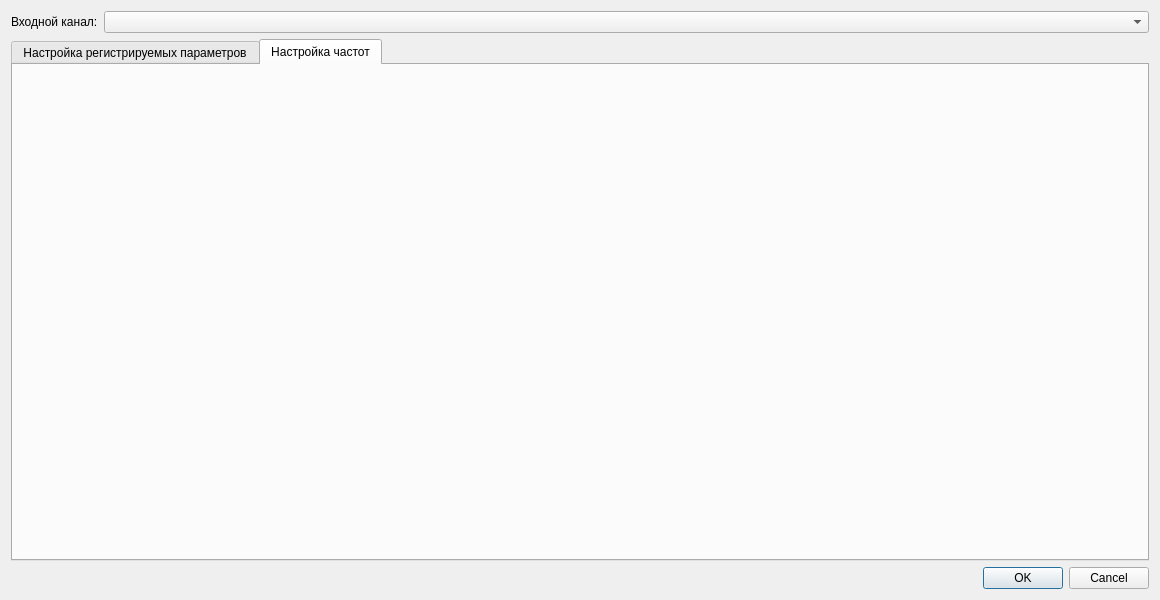
This is FormsModels/formconfparamsdevice.ui in usazankov/AnalyzerBoardInformation as Qt 5 draws it before an edit. The edited form follows.
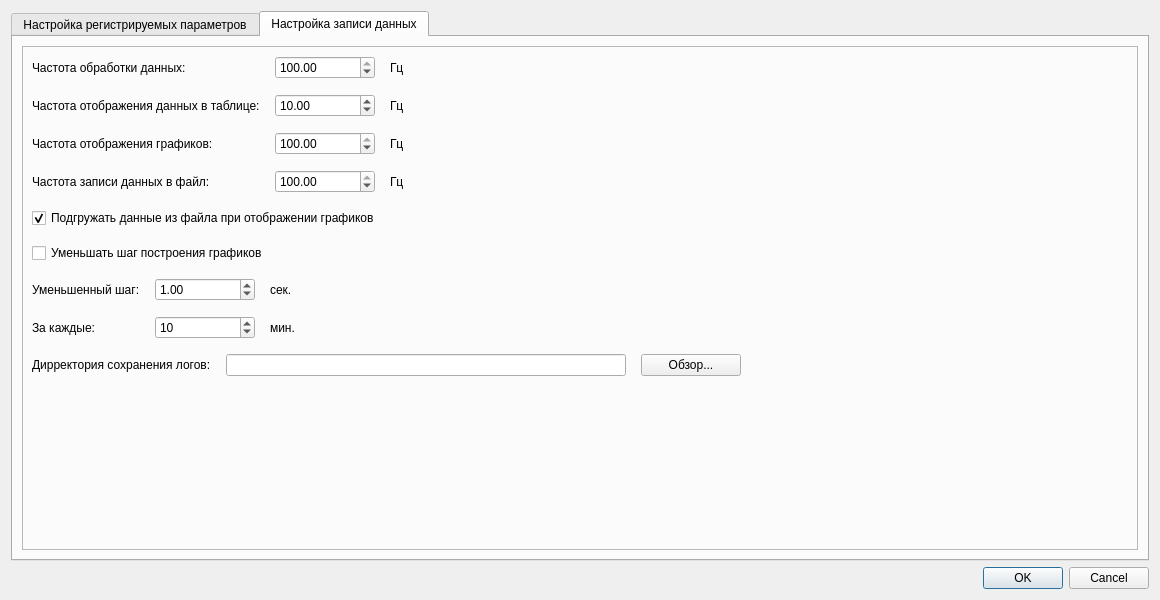
This is the edited form. The open tabs and pages were chosen to show the change.

Commit message: Реализация задания конфигураций отображения данных

What changed in the file:
```diff
--- a/FormsModels/formconfparamsdevice.ui
+++ b/FormsModels/formconfparamsdevice.ui
@@ -38,20 +38,6 @@
    <bool>true</bool>
   </property>
   <layout class="QVBoxLayout" name="verticalLayout">
-   <item>
-    <layout class="QFormLayout" name="formLayout">
-     <item row="0" column="0">
-      <widget class="QLabel" name="label">
-       <property name="text">
-        <string>Входной канал:</string>
-       </property>
-      </widget>
-     </item>
-     <item row="0" column="1">
-      <widget class="QComboBox" name="comboNameChannel"/>
-     </item>
-    </layout>
-   </item>
    <item>
     <widget class="QTabWidget" name="tabWidget">
      <property name="currentIndex">
@@ -61,7 +47,21 @@
       <attribute name="title">
        <string>Настройка регистрируемых параметров</string>
       </attribute>
-      <layout class="QHBoxLayout" name="horizontalLayout_5">
+      <layout class="QVBoxLayout" name="verticalLayout_8">
+       <item>
+        <layout class="QFormLayout" name="formLayout">
+         <item row="0" column="0">
+          <widget class="QLabel" name="label">
+           <property name="text">
+            <string>Входной канал:</string>
+           </property>
+          </widget>
+         </item>
+         <item row="0" column="1">
+          <widget class="QComboBox" name="comboNameChannel"/>
+         </item>
+        </layout>
+       </item>
        <item>
         <layout class="QHBoxLayout" name="horizontalLayout">
          <item>
@@ -249,9 +249,377 @@
       </layout>
      </widget>
      <widget class="QWidget" name="tab_2">
+      <property name="sizePolicy">
+       <sizepolicy hsizetype="Fixed" vsizetype="Fixed">
+        <horstretch>0</horstretch>
+        <verstretch>0</verstretch>
+       </sizepolicy>
+      </property>
+      <property name="layoutDirection">
+       <enum>Qt::LeftToRight</enum>
+      </property>
       <attribute name="title">
-       <string>Настройка частот</string>
+       <string>Настройка записи данных</string>
       </attribute>
+      <layout class="QHBoxLayout" name="horizontalLayout_5">
+       <item>
+        <widget class="QFrame" name="frame">
+         <property name="frameShape">
+          <enum>QFrame::StyledPanel</enum>
+         </property>
+         <property name="frameShadow">
+          <enum>QFrame::Raised</enum>
+         </property>
+         <layout class="QVBoxLayout" name="verticalLayout_3">
+          <item>
+           <layout class="QVBoxLayout" name="verticalLayout_2">
+            <property name="spacing">
+             <number>15</number>
+            </property>
+            <item>
+             <layout class="QFormLayout" name="formLayout_5">
+              <item row="0" column="0">
+               <widget class="QLabel" name="label_8">
+                <property name="text">
+                 <string>Частота обработки данных:</string>
+                </property>
+               </widget>
+              </item>
+              <item row="1" column="0">
+               <widget class="QLabel" name="label_2">
+                <property name="sizePolicy">
+                 <sizepolicy hsizetype="Preferred" vsizetype="Preferred">
+                  <horstretch>0</horstretch>
+                  <verstretch>0</verstretch>
+                 </sizepolicy>
+                </property>
+                <property name="text">
+                 <string>Частота отображения данных в таблице:</string>
+                </property>
+               </widget>
+              </item>
+              <item row="1" column="1">
+               <layout class="QHBoxLayout" name="horizontalLayout_7">
+                <property name="sizeConstraint">
+                 <enum>QLayout::SetDefaultConstraint</enum>
+                </property>
+                <item>
+                 <widget class="QDoubleSpinBox" name="doubleSpinBox">
+                  <property name="maximumSize">
+                   <size>
+                    <width>100</width>
+                    <height>16777215</height>
+                   </size>
+                  </property>
+                  <property name="minimum">
+                   <double>0.100000000000000</double>
+                  </property>
+                  <property name="maximum">
+                   <double>100.000000000000000</double>
+                  </property>
+                  <property name="value">
+                   <double>10.000000000000000</double>
+                  </property>
+                 </widget>
+                </item>
+                <item>
+                 <widget class="QLabel" name="label_3">
+                  <property name="sizePolicy">
+                   <sizepolicy hsizetype="Minimum" vsizetype="Preferred">
+                    <horstretch>0</horstretch>
+                    <verstretch>0</verstretch>
+                   </sizepolicy>
+                  </property>
+                  <property name="text">
+                   <string>Гц</string>
+                  </property>
+                 </widget>
+                </item>
+               </layout>
+              </item>
+              <item row="2" column="0">
+               <widget class="QLabel" name="label_4">
+                <property name="text">
+                 <string>Частота отображения графиков:</string>
+                </property>
+               </widget>
+              </item>
+              <item row="2" column="1">
+               <layout class="QHBoxLayout" name="horizontalLayout_9">
+                <item>
+                 <widget class="QDoubleSpinBox" name="doubleSpinBox_2">
+                  <property name="maximumSize">
+                   <size>
+                    <width>100</width>
+                    <height>16777215</height>
+                   </size>
+                  </property>
+                  <property name="minimum">
+                   <double>0.100000000000000</double>
+                  </property>
+                  <property name="maximum">
+                   <double>100.000000000000000</double>
+                  </property>
+                  <property name="value">
+                   <double>100.000000000000000</double>
+                  </property>
+                 </widget>
+                </item>
+                <item>
+                 <widget class="QLabel" name="label_5">
+                  <property name="text">
+                   <string>Гц</string>
+                  </property>
+                 </widget>
+                </item>
+               </layout>
+              </item>
+              <item row="3" column="0">
+               <widget class="QLabel" name="label_6">
+                <property name="text">
+                 <string>Частота записи данных в файл:</string>
+                </property>
+               </widget>
+              </item>
+              <item row="3" column="1">
+               <layout class="QHBoxLayout" name="horizontalLayout_10">
+                <item>
+                 <widget class="QDoubleSpinBox" name="doubleSpinBox_3">
+                  <property name="maximumSize">
+                   <size>
+                    <width>100</width>
+                    <height>16777215</height>
+                   </size>
+                  </property>
+                  <property name="minimum">
+                   <double>0.100000000000000</double>
+                  </property>
+                  <property name="maximum">
+                   <double>100.000000000000000</double>
+                  </property>
+                  <property name="value">
+                   <double>100.000000000000000</double>
+                  </property>
+                 </widget>
+                </item>
+                <item>
+                 <widget class="QLabel" name="label_7">
+                  <property name="text">
+                   <string>Гц</string>
+                  </property>
+                 </widget>
+                </item>
+               </layout>
+              </item>
+              <item row="0" column="1">
+               <layout class="QHBoxLayout" name="horizontalLayout_11">
+                <item>
+                 <widget class="QDoubleSpinBox" name="doubleSpinBox_4">
+                  <property name="maximumSize">
+                   <size>
+                    <width>100</width>
+                    <height>16777215</height>
+                   </size>
+                  </property>
+                  <property name="minimum">
+                   <double>0.100000000000000</double>
+                  </property>
+                  <property name="maximum">
+                   <double>100.000000000000000</double>
+                  </property>
+                  <property name="value">
+                   <double>100.000000000000000</double>
+                  </property>
+                 </widget>
+                </item>
+                <item>
+                 <widget class="QLabel" name="label_9">
+                  <property name="text">
+                   <string>Гц</string>
+                  </property>
+                 </widget>
+                </item>
+               </layout>
+              </item>
+             </layout>
+            </item>
+            <item>
+             <widget class="QCheckBox" name="checkBox">
+              <property name="text">
+               <string>Подгружать данные из файла при отображении графиков</string>
+              </property>
+              <property name="checked">
+               <bool>true</bool>
+              </property>
+             </widget>
+            </item>
+            <item>
+             <widget class="QCheckBox" name="checkBox_2">
+              <property name="text">
+               <string>Уменьшать шаг построения графиков</string>
+              </property>
+             </widget>
+            </item>
+            <item>
+             <layout class="QFormLayout" name="formLayout_4">
+              <item row="0" column="1">
+               <layout class="QHBoxLayout" name="horizontalLayout_14">
+                <item>
+                 <widget class="QDoubleSpinBox" name="doubleSpinBox_5">
+                  <property name="maximumSize">
+                   <size>
+                    <width>100</width>
+                    <height>16777215</height>
+                   </size>
+                  </property>
+                  <property name="minimum">
+                   <double>0.100000000000000</double>
+                  </property>
+                  <property name="maximum">
+                   <double>5.000000000000000</double>
+                  </property>
+                  <property name="value">
+                   <double>1.000000000000000</double>
+                  </property>
+                 </widget>
+                </item>
+                <item>
+                 <widget class="QLabel" name="label_10">
+                  <property name="text">
+                   <string>сек.</string>
+                  </property>
+                 </widget>
+                </item>
+               </layout>
+              </item>
+              <item row="1" column="0">
+               <widget class="QLabel" name="label_11">
+                <property name="text">
+                 <string>За каждые:</string>
+                </property>
+               </widget>
+              </item>
+              <item row="1" column="1">
+               <layout class="QHBoxLayout" name="horizontalLayout_15">
+                <item>
+                 <widget class="QSpinBox" name="spinBox">
+                  <property name="maximumSize">
+                   <size>
+                    <width>100</width>
+                    <height>16777215</height>
+                   </size>
+                  </property>
+                  <property name="minimum">
+                   <number>1</number>
+                  </property>
+                  <property name="maximum">
+                   <number>60</number>
+                  </property>
+                  <property name="value">
+                   <number>10</number>
+                  </property>
+                 </widget>
+                </item>
+                <item>
+                 <widget class="QLabel" name="label_12">
+                  <property name="text">
+                   <string>мин.</string>
+                  </property>
+                 </widget>
+                </item>
+               </layout>
+              </item>
+              <item row="0" column="0">
+               <widget class="QLabel" name="label_13">
+                <property name="text">
+                 <string>Уменьшенный шаг:</string>
+                </property>
+               </widget>
+              </item>
+             </layout>
+            </item>
+            <item>
+             <layout class="QFormLayout" name="formLayout_6">
+              <item row="0" column="0">
+               <widget class="QLabel" name="label_14">
+                <property name="text">
+                 <string>Дирректория сохранения логов:</string>
+                </property>
+               </widget>
+              </item>
+              <item row="0" column="1">
+               <layout class="QHBoxLayout" name="horizontalLayout_16">
+                <item>
+                 <widget class="QLineEdit" name="lineEdit">
+                  <property name="minimumSize">
+                   <size>
+                    <width>400</width>
+                    <height>0</height>
+                   </size>
+                  </property>
+                  <property name="maximumSize">
+                   <size>
+                    <width>500</width>
+                    <height>16777215</height>
+                   </size>
+                  </property>
+                 </widget>
+                </item>
+                <item>
+                 <widget class="QPushButton" name="pushButton_5">
+                  <property name="minimumSize">
+                   <size>
+                    <width>100</width>
+                    <height>0</height>
+                   </size>
+                  </property>
+                  <property name="maximumSize">
+                   <size>
+                    <width>100</width>
+                    <height>16777215</height>
+                   </size>
+                  </property>
+                  <property name="text">
+                   <string>Обзор...</string>
+                  </property>
+                 </widget>
+                </item>
+                <item>
+                 <spacer name="horizontalSpacer">
+                  <property name="orientation">
+                   <enum>Qt::Horizontal</enum>
+                  </property>
+                  <property name="sizeHint" stdset="0">
+                   <size>
+                    <width>40</width>
+                    <height>20</height>
+                   </size>
+                  </property>
+                 </spacer>
+                </item>
+               </layout>
+              </item>
+             </layout>
+            </item>
+            <item>
+             <spacer name="verticalSpacer">
+              <property name="orientation">
+               <enum>Qt::Vertical</enum>
+              </property>
+              <property name="sizeHint" stdset="0">
+               <size>
+                <width>20</width>
+                <height>40</height>
+               </size>
+              </property>
+             </spacer>
+            </item>
+           </layout>
+          </item>
+         </layout>
+        </widget>
+       </item>
+      </layout>
      </widget>
     </widget>
    </item>
```
Left out of the diff: 2 changed lines with no effect on the pictures. The commit also changes 25 other files.
